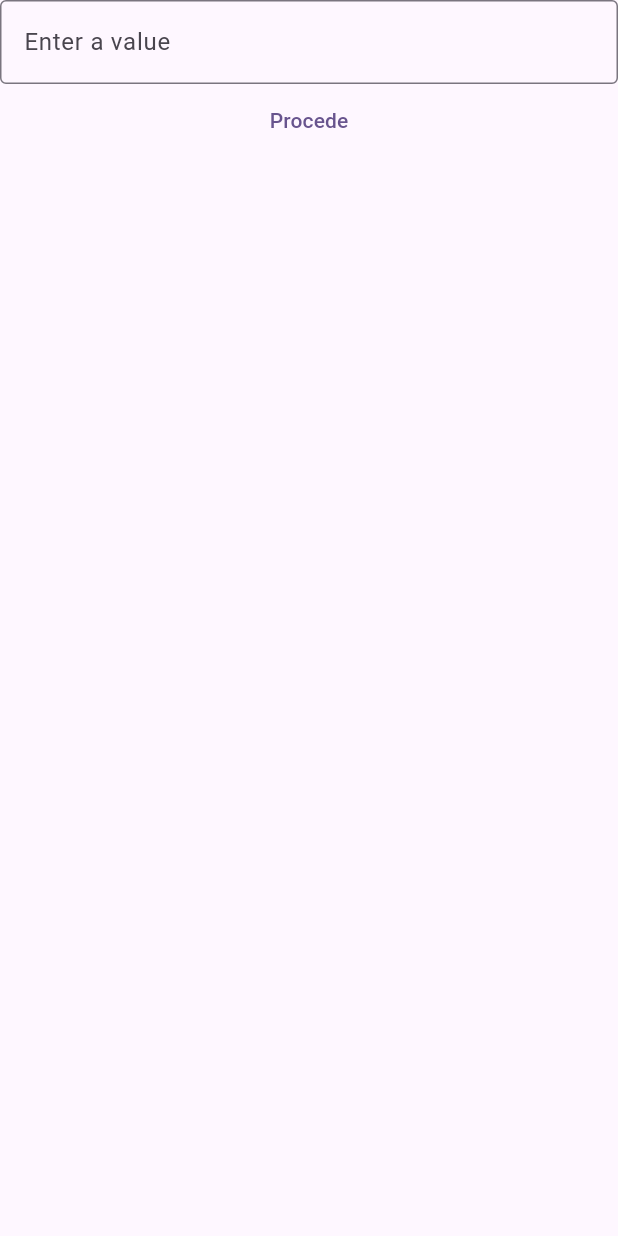
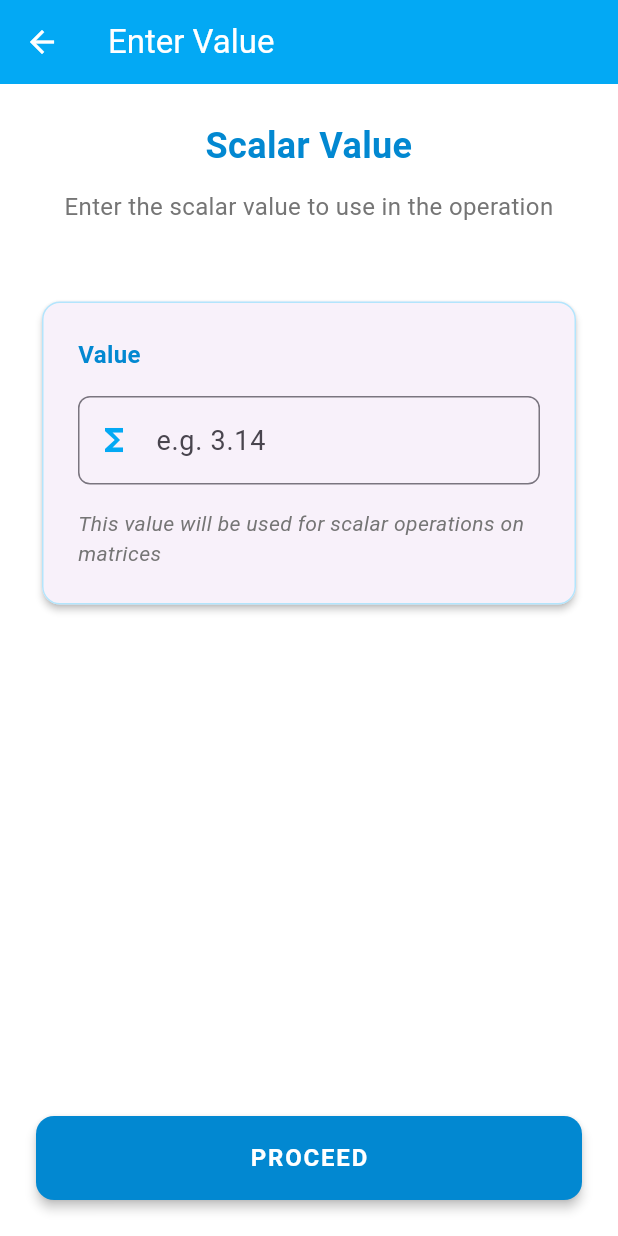
Before and after one commit to buildervortex/smoc, a Flutter app: the SingleInputPage screen opened directly, on a phone screen of 412 x 824 dp. Run offline on Flutter 3.47's test engine with Material 3 defaults, Android fonts, the phone set to English and light mode, and no system bars; our stand-ins replace bloc, equatable, flutter_bloc, flutter_svg, get_it.

Commit message:
beautify the single input page

```diff
--- a/lib/presentation/pages/single_input_page.dart
+++ b/lib/presentation/pages/single_input_page.dart
@@ -12,36 +12,149 @@ class _SingleInputPageState extends State<SingleInputPage> {
 
   @override
   Widget build(BuildContext context) {
+    final lightBlue = Colors.lightBlue;
+
     return Scaffold(
-      body: Center(
+      appBar: AppBar(
+        title: const Text('Enter Value'),
+        backgroundColor: lightBlue,
+        foregroundColor: Colors.white,
+        elevation: 0,
+      ),
+      backgroundColor: Colors.white,
+      body: SafeArea(
+        child: Padding(
+          padding: const EdgeInsets.all(24.0),
           child: Column(
+            crossAxisAlignment: CrossAxisAlignment.stretch,
             children: [
+              // Header text
+              Text(
+                'Scalar Value',
+                style: TextStyle(
+                  fontSize: 24,
+                  fontWeight: FontWeight.bold,
+                  color: lightBlue.shade700,
+                ),
+                textAlign: TextAlign.center,
+              ),
+              const SizedBox(height: 12),
+              Text(
+                'Enter the scalar value to use in the operation',
+                style: TextStyle(
+                  fontSize: 16,
+                  color: Colors.grey.shade600,
+                ),
+                textAlign: TextAlign.center,
+              ),
+
+              const SizedBox(height: 48),
+
+              // Input card
+              Card(
+                elevation: 2,
+                shape: RoundedRectangleBorder(
+                  borderRadius: BorderRadius.circular(12),
+                  side: BorderSide(color: lightBlue.shade100, width: 1),
+                ),
+                child: Padding(
+                  padding: const EdgeInsets.all(24.0),
+                  child: Column(
+                    crossAxisAlignment: CrossAxisAlignment.start,
+                    children: [
+                      Text(
+                        'Value',
+                        style: TextStyle(
+                          fontSize: 16,
+                          fontWeight: FontWeight.bold,
+                          color: lightBlue.shade700,
+                        ),
+                      ),
+                      const SizedBox(height: 16),
                       TextField(
+                        controller: _controller,
+                        keyboardType: const TextInputType.numberWithOptions(
+                            decimal: true),
+                        style: const TextStyle(fontSize: 18),
                         decoration: InputDecoration(
-                labelText: 'Enter a value',
-                border: OutlineInputBorder(),
-                hintText: "Enter a value",
+                          hintText: "e.g. 3.14",
+                          prefixIcon: Icon(Icons.functions, color: lightBlue),
+                          border: OutlineInputBorder(
+                            borderRadius: BorderRadius.circular(8),
                           ),
-              controller: _controller,
-              keyboardType: TextInputType.number,
+                          focusedBorder: OutlineInputBorder(
+                            borderRadius: BorderRadius.circular(8),
+                            borderSide: BorderSide(color: lightBlue, width: 2),
                           ),
-            TextButton(
-                onPressed: () {
+                          contentPadding: const EdgeInsets.symmetric(
+                            vertical: 16,
+                            horizontal: 16,
+                          ),
+                        ),
+                        textInputAction: TextInputAction.done,
+                        onSubmitted: (_) => _submitValue(),
+                      ),
+                      const SizedBox(height: 16),
+                      Text(
+                        'This value will be used for scalar operations on matrices',
+                        style: TextStyle(
+                          fontSize: 14,
+                          color: Colors.grey.shade600,
+                          fontStyle: FontStyle.italic,
+                        ),
+                      ),
+                    ],
+                  ),
+                ),
+              ),
+
+              const Spacer(),
+
+              // Proceed button
+              SizedBox(
+                height: 56,
+                child: ElevatedButton(
+                  onPressed: _submitValue,
+                  style: ElevatedButton.styleFrom(
+                    backgroundColor: lightBlue.shade700,
+                    foregroundColor: Colors.white,
+                    shape: RoundedRectangleBorder(
+                      borderRadius: BorderRadius.circular(12),
+                    ),
+                    elevation: 3,
+                  ),
+                  child: const Text(
+                    'PROCEED',
+                    style: TextStyle(
+                      fontSize: 16,
+                      fontWeight: FontWeight.bold,
+                      letterSpacing: 1.2,
+                    ),
+                  ),
+                ),
+              ),
+            ],
+          ),
+        ),
+      ),
+    );
+  }
+
+  void _submitValue() {
     var doubleValue = double.tryParse(_controller.text);
     if (doubleValue == null) {
       ScaffoldMessenger.of(context).showSnackBar(
         SnackBar(
-                        content: Text("Please enter a valid number"),
+          content: const Text("Please enter a valid number"),
+          backgroundColor: Colors.lightBlue.shade700,
+          behavior: SnackBarBehavior.floating,
+          shape: RoundedRectangleBorder(
+            borderRadius: BorderRadius.circular(10),
+          ),
         ),
       );
     } else {
       Navigator.pop(context, doubleValue);
     }
-                },
-                child: Text("Procede"))
-          ],
-        ),
-      ),
-    );
   }
 }
```
Lines whose indentation alone changed are shown as unchanged.
